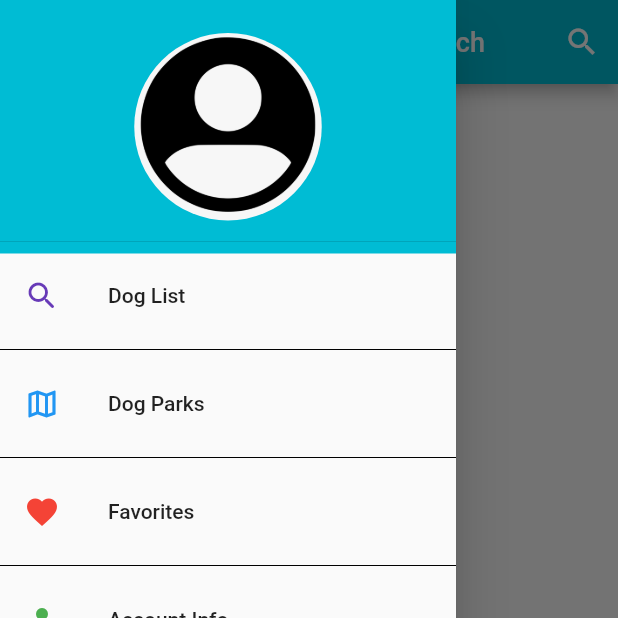
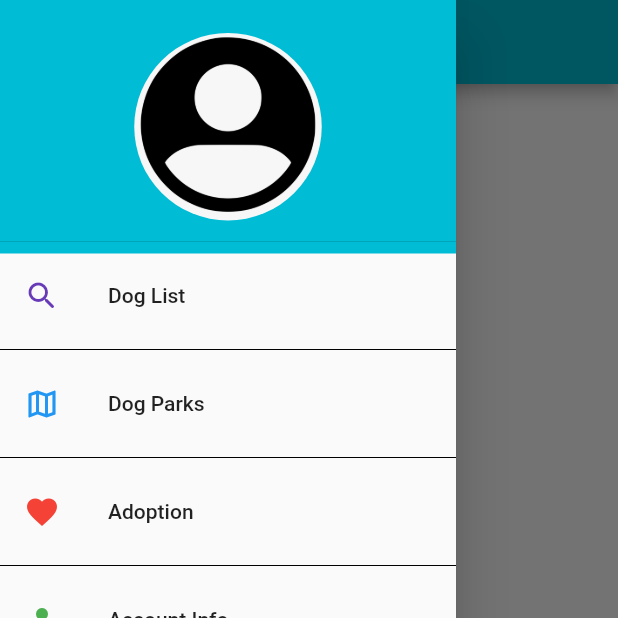
Before and after one commit to Kirazo/Pawsibilities, a Flutter app: the MyHomePage screen opened directly, with the side drawer open, on a phone screen of 412 x 824 dp, the top half of it. Run offline on Flutter 3.47's test engine with Material 2 defaults, Android fonts, the phone set to English and light mode, and no system bars; our stand-ins replace firebase_auth, firebase_core, introduction_screen; accounts and stored records are empty; network calls fail.

Commit message:
Adoption Slides

```diff
--- a/lib/doginfo.dart
+++ b/lib/doginfo.dart
@@ -9,13 +9,12 @@ DogDetail({this.dog});
 
 
 bodyWidget(BuildContext context) => Stack(
-  children: <Widget>[
+    children: <Widget>[
     Positioned(
       height: MediaQuery.of(context).size.height/1.5,
       width: MediaQuery.of(context).size.width - 20,
       left: 10.0,
       top: MediaQuery.of(context).size.height * 0.1,
-
       child: Card(
         shape: RoundedRectangleBorder(
         borderRadius: BorderRadius.circular(15.0),
@@ -26,7 +25,6 @@ bodyWidget(BuildContext context) => Stack(
             SizedBox(
               height: 30.0,
             ),
-
             Text(dog.breed, style: TextStyle(fontSize: 18.0, fontWeight: FontWeight.bold)),
             Text("Height: ${dog.height}"),
             Text("Weight: ${dog.weight}"),
--- a/lib/dogs.dart
+++ b/lib/dogs.dart
@@ -32,6 +32,7 @@ class Dog {
   List<String> personality;
   String image;
   List<String> color;
+  bool favorite;
 
   Dog(
       {this.id,
@@ -43,7 +44,9 @@ class Dog {
         this.furType,
         this.personality,
         this.image,
-        this.color});
+        this.color,
+        this.favorite,
+      });
 
   Dog.fromJson(Map<String, dynamic> json) {
     id = json['id'];
@@ -56,6 +59,7 @@ class Dog {
     personality = json['personality'].cast<String>();
     image = json['image'];
     color = json['color'].cast<String>();
+    favorite = json['favorite'];
   }
 
   Map<String, dynamic> toJson() {
@@ -70,6 +74,7 @@ class Dog {
     data['personality'] = this.personality;
     data['image'] = this.image;
     data['color'] = this.color;
+    data['favotire'] = this.favorite;
     return data;
   }
 }
--- a/lib/main.dart
+++ b/lib/main.dart
@@ -8,9 +8,11 @@ import 'dogs.dart';
 import 'doginfo.dart';
 import 'search.dart';
 import 'login.dart';
+import 'Adoption.dart';
 import 'package:firebase_core/firebase_core.dart';
 import 'package:provider/provider.dart';
 import 'package:firebase_auth/firebase_auth.dart';
+import 'package:introduction_screen/introduction_screen.dart';
 
 Future<void> main() async{
   WidgetsFlutterBinding.ensureInitialized();
@@ -93,14 +95,8 @@ class _MyHomePageState extends State<MyHomePage> {
   Widget build(BuildContext context) {
     return Scaffold(
       appBar: AppBar(
-          title: Text("Doggies Search", style: TextStyle(fontSize: 18, wordSpacing: 125)),
+          title: Text("Doggies", style: TextStyle(fontSize: 18, wordSpacing: 125)),
           backgroundColor: Colors.cyan,
-          actions: <Widget>[
-            IconButton(icon: Icon(Icons.search),
-                onPressed: () {
-              showSearch(context: context, delegate: DataSearch());
-                })
-          ]
       ),
       body: dogHub == null? Center(child: CircularProgressIndicator()):
       GridView.count(
@@ -175,9 +171,9 @@ class _MyHomePageState extends State<MyHomePage> {
             Divider(color: Colors.black),
             ListTile(
               leading: Icon(Icons.favorite_outlined, color: Colors. red),
-              title: Text('Favorites'),
+              title: Text('Adoption'),
               onTap: (){
-
+                Navigator.push(context, MaterialPageRoute(builder: (context) => Adopt()));
               },
             ),
             Divider(color: Colors.black),
```
Also changed, not shown: lib/Adoption.dart (added, +62 -0 lines), pubspec.yaml (+6 -1 lines), images/slide1.png (added), images/slide2.jpg (added), images/slide2.png (added), images/slide3.gif (added), images/slide4.jpg (added), images/slide5.jpg (added), pubspec.lock.
